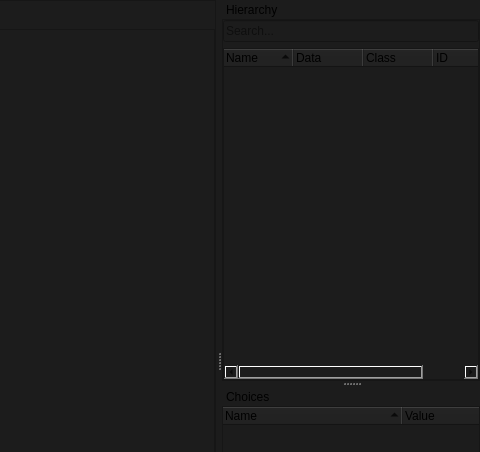
Before: the Qt Designer form smartprop_editor/main.ui in dertwist/Hammer5Tools, drawn with Qt 5; both pictures show x 800 to 1280 and y 0 to 452 of the 1280 by 720 pixel window.
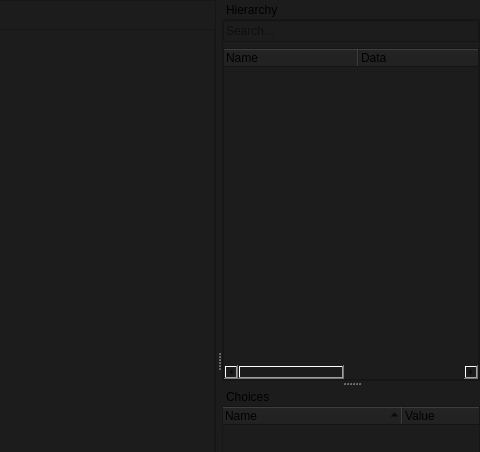
After: the same form once the commit is applied. Icons and pictures are not drawn.

Commit message: [SmartPropEditor] Hierarchy tree header resize to content

```diff
--- a/smartprop_editor/main.ui
+++ b/smartprop_editor/main.ui
@@ -272,13 +272,13 @@
            <bool>false</bool>
           </attribute>
           <attribute name="headerMinimumSectionSize">
-           <number>20</number>
+           <number>100</number>
           </attribute>
           <attribute name="headerDefaultSectionSize">
-           <number>70</number>
+           <number>135</number>
           </attribute>
           <attribute name="headerShowSortIndicator" stdset="0">
-           <bool>true</bool>
+           <bool>false</bool>
           </attribute>
           <attribute name="headerStretchLastSection">
            <bool>true</bool>
```
The commit also changes 2 other files.
